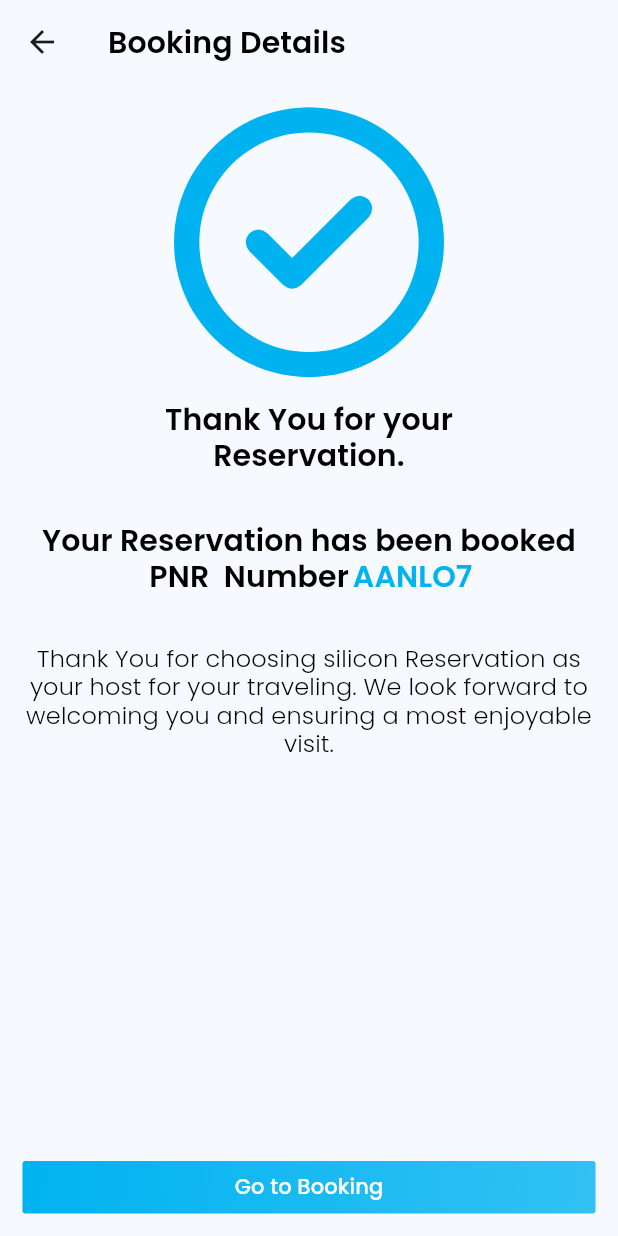
After one commit to ZaryabAlam/Travelv2, a Flutter app: the BookingDetailsScreen screen opened directly, on a phone screen of 412 x 824 dp. The commit adds this screen. Run offline on Flutter 3.47's test engine with Material 3 defaults, Android fonts, the phone set to English and light mode, and no system bars; our stand-ins replace dotted_border, flutter_animate, font_awesome_flutter, get, google_fonts, qr_flutter and 1 more.

Commit message:
booking details view

```diff
--- /dev/null
+++ b/lib/presentation/home_bottom_nav/views/booking_details.dart
@@ -0,0 +1,62 @@
+import 'package:flutter/material.dart';
+import 'package:font_awesome_flutter/font_awesome_flutter.dart';
+import 'package:get/get.dart';
+import 'package:get/get_core/src/get_main.dart';
+import 'package:travel_app/app/configs/app_colors.dart';
+import 'package:travel_app/app/configs/app_size_config.dart';
+import 'package:travel_app/app/utils/custom_widgets/common_text.dart';
+import 'package:travel_app/app/utils/custom_widgets/custom_appbar.dart';
+import 'package:travel_app/app/utils/custom_widgets/custom_button.dart';
+import 'package:travel_app/presentation/home_bottom_nav/bnb/bottom_nav_view.dart';
+
+class BookingDetailsScreen extends StatefulWidget {
+  const BookingDetailsScreen({super.key});
+
+  @override
+  State<BookingDetailsScreen> createState() => _BookingDetailsScreenState();
+}
+
+class _BookingDetailsScreenState extends State<BookingDetailsScreen> {
+  @override
+  Widget build(BuildContext context) {
+    HeightWidth(context);
+    return Scaffold(
+      appBar: CustomAppBar(title: 'Booking Details'),
+      body: Padding(
+        padding: const EdgeInsets.all(15.0),
+        child: Column(
+          crossAxisAlignment: CrossAxisAlignment.center,
+          // mainAxisAlignment: MainAxisAlignment.center,
+          children: [
+            Center(child: Icon(FontAwesomeIcons.circleCheck, size: 180.0, color: AppColors.appColorPrimary)),
+            0.02.ph,
+            CommonText(text: 'Thank You for your \nReservation.', textAlign: TextAlign.center, weight: FontWeight.w600, fontSize: 20.0),
+            0.04.ph,
+            CommonText(text: 'Your Reservation has been booked', textAlign: TextAlign.center, weight: FontWeight.w600, fontSize: 20.0),
+            Row(
+              mainAxisAlignment: MainAxisAlignment.center,
+              children: [
+                CommonText(text: 'PNR  Number ', textAlign: TextAlign.center, weight: FontWeight.w600, fontSize: 20.0),
+                CommonText(text: 'AANLO7', textAlign: TextAlign.center, weight: FontWeight.w600, fontSize: 20.0, color: AppColors.appColorPrimary),
+              ],
+            ),
+            0.04.ph,
+            CommonText(
+                text:
+                    'Thank You for choosing silicon Reservation as your host for your traveling. We look forward to welcoming you and ensuring a most enjoyable visit.',
+                textAlign: TextAlign.center,
+                fontSize: 16.0),
+            Spacer(),
+            CustomButton(
+                width: w,
+                height: 35,
+                text: "Go to Booking",
+                onPress: () {
+                  Get.to(() => BottomNavScreen(fromDetails: true));
+                }),
+          ],
+        ),
+      ),
+    );
+  }
+}
--- a/lib/presentation/home_bottom_nav/views/payment_details.dart
+++ b/lib/presentation/home_bottom_nav/views/payment_details.dart
@@ -8,6 +8,7 @@ import 'package:travel_app/app/utils/custom_widgets/custom_outline_button.dart';
 import 'package:travel_app/app/utils/custom_widgets/custom_textfield.dart';
 import 'package:travel_app/app/utils/custom_widgets/custom_textfield_required.dart';
 import 'package:travel_app/presentation/home_bottom_nav/nav_tabs/ticket_view.dart';
+import 'package:travel_app/presentation/home_bottom_nav/views/booking_details.dart';
 
 class PaymentDetailsScreen extends StatefulWidget {
   const PaymentDetailsScreen({super.key});
@@ -78,7 +79,12 @@ class _PaymentDetailsScreenState extends State<PaymentDetailsScreen> {
                     onPress: () {
                       Get.back();
                     }),
-                CustomButton(width: 150, text: "Confirm", onPress: () {}),
+                CustomButton(
+                    width: 150,
+                    text: "Confirm",
+                    onPress: () {
+                      Get.to(() => BookingDetailsScreen());
+                    }),
               ],
             )
           ],
```
